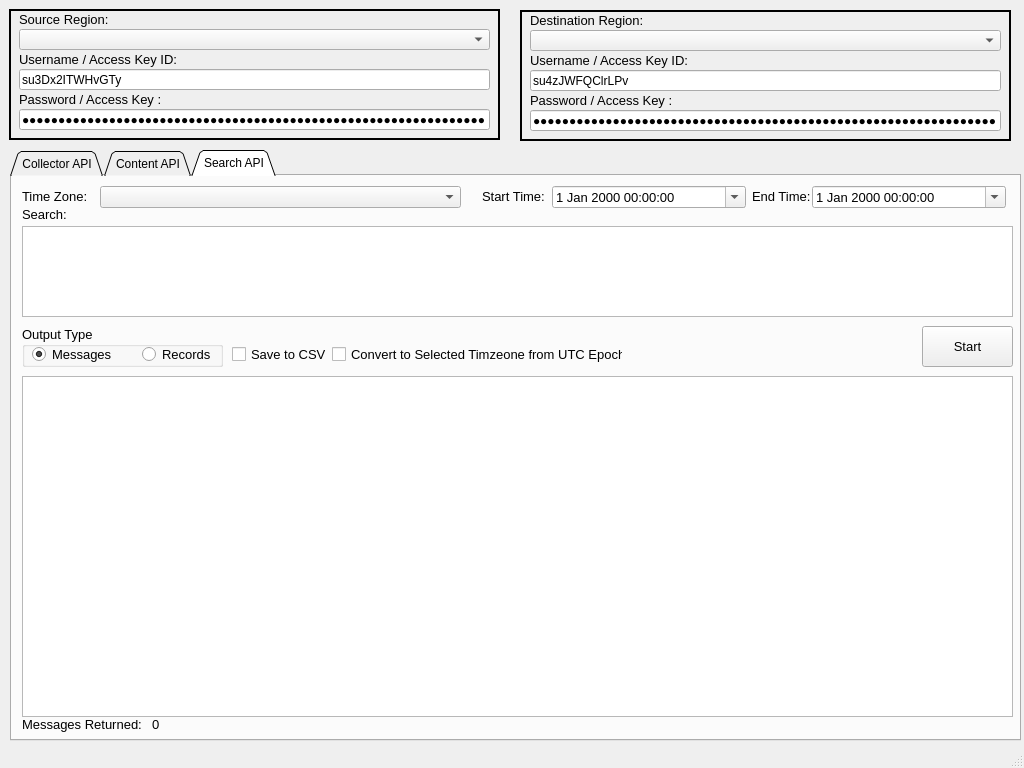
Before: the Qt Designer form sumotoolbox.ui in SumoLogic/sumologictoolbox, drawn with Qt 5.
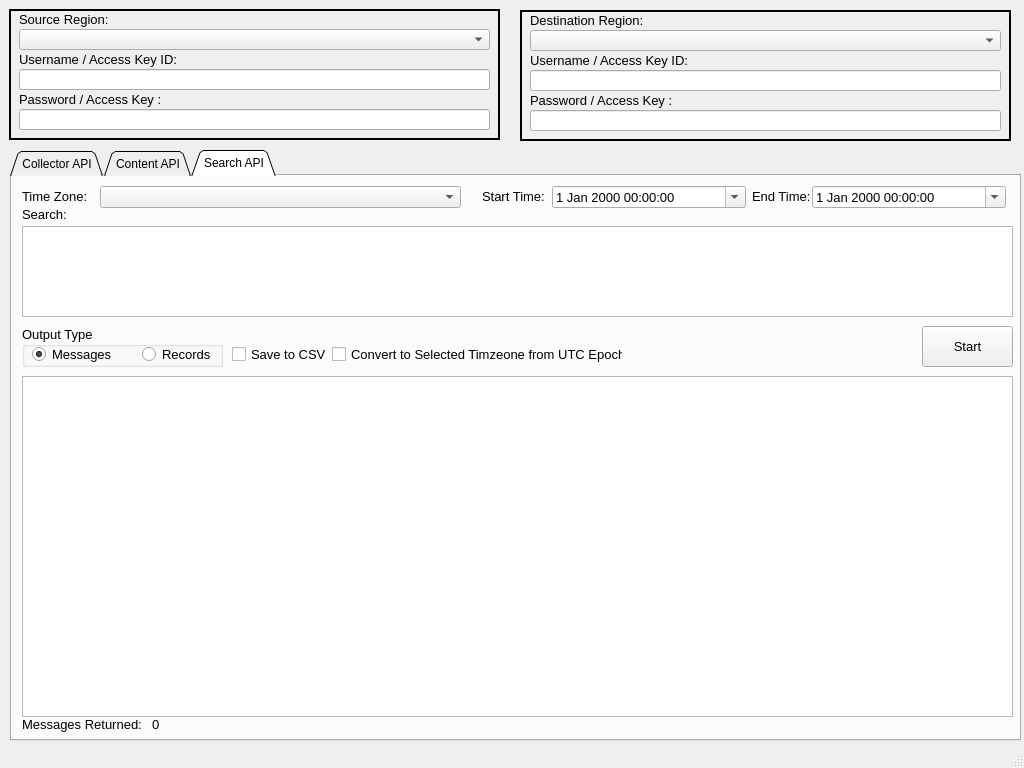
After: the same form once the commit is applied.

Commit message: Added timezone conversion for messages and records

Diff of the .ui file:
```diff
--- a/sumotoolbox.ui
+++ b/sumotoolbox.ui
@@ -768,7 +768,7 @@
       <enum>Qt::NoContextMenu</enum>
      </property>
      <property name="text">
-      <string>su3Dx2ITWHvGTy</string>
+      <string/>
      </property>
     </widget>
     <widget class="QLabel" name="label_4">
@@ -803,7 +803,7 @@
       <enum>Qt::NoContextMenu</enum>
      </property>
      <property name="text">
-      <string>ujzTeJN1gTiQ5C8xXiUco2H32lCcK2UUejOCdsnyYqKp3gLQkCMMIm45FrwqOCSm</string>
+      <string/>
      </property>
      <property name="echoMode">
       <enum>QLineEdit::Password</enum>
@@ -898,7 +898,7 @@
       <enum>Qt::NoContextMenu</enum>
      </property>
      <property name="text">
-      <string>su4zJWFQClrLPv</string>
+      <string/>
      </property>
     </widget>
     <widget class="QLabel" name="label_6">
@@ -933,7 +933,7 @@
       <enum>Qt::NoContextMenu</enum>
      </property>
      <property name="text">
-      <string>DWs5ib3d19kbGTW4pejWWuOC3nsWGtRNN6q0v3hOUYfaKs9VlXnY3lnT93x4LJ5h</string>
+      <string/>
      </property>
      <property name="echoMode">
       <enum>QLineEdit::Password</enum>
```
The commit also changes 1 other file.
